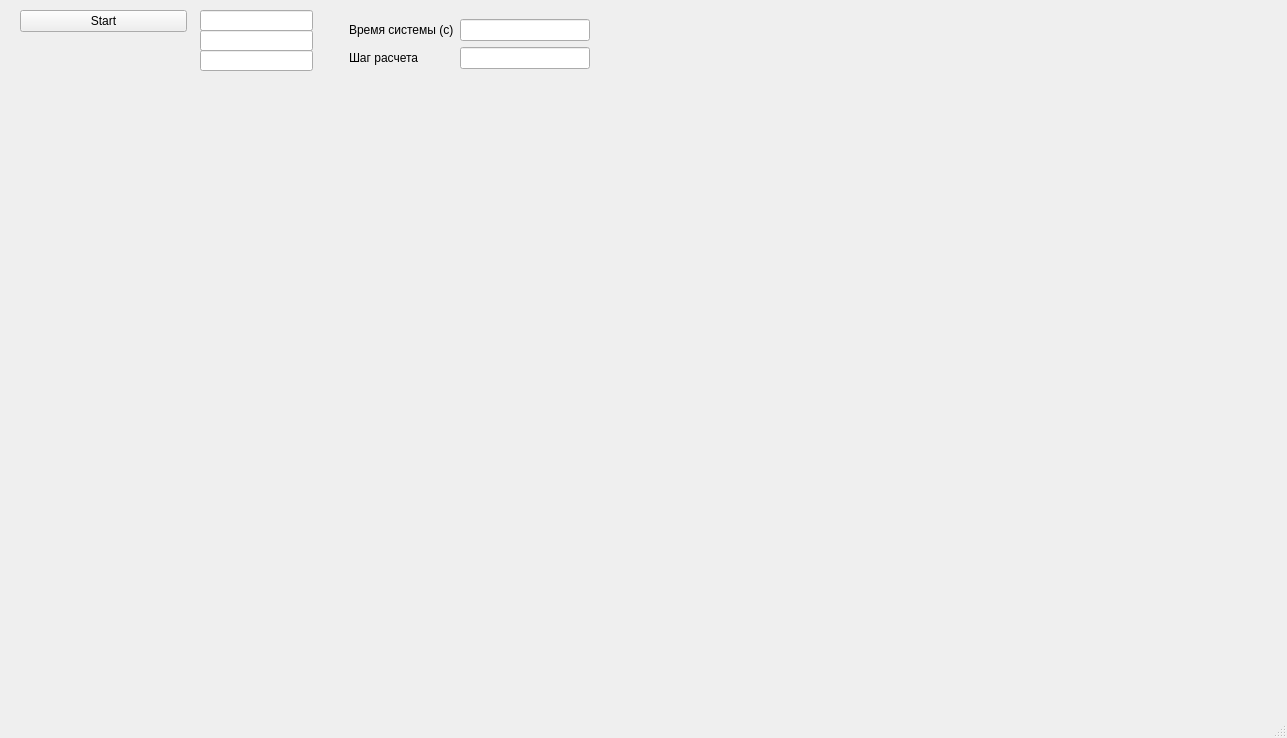
First picture: the form in mainwindow.ui, repository duyk-sdvg/starsCreatoin, before the edit.
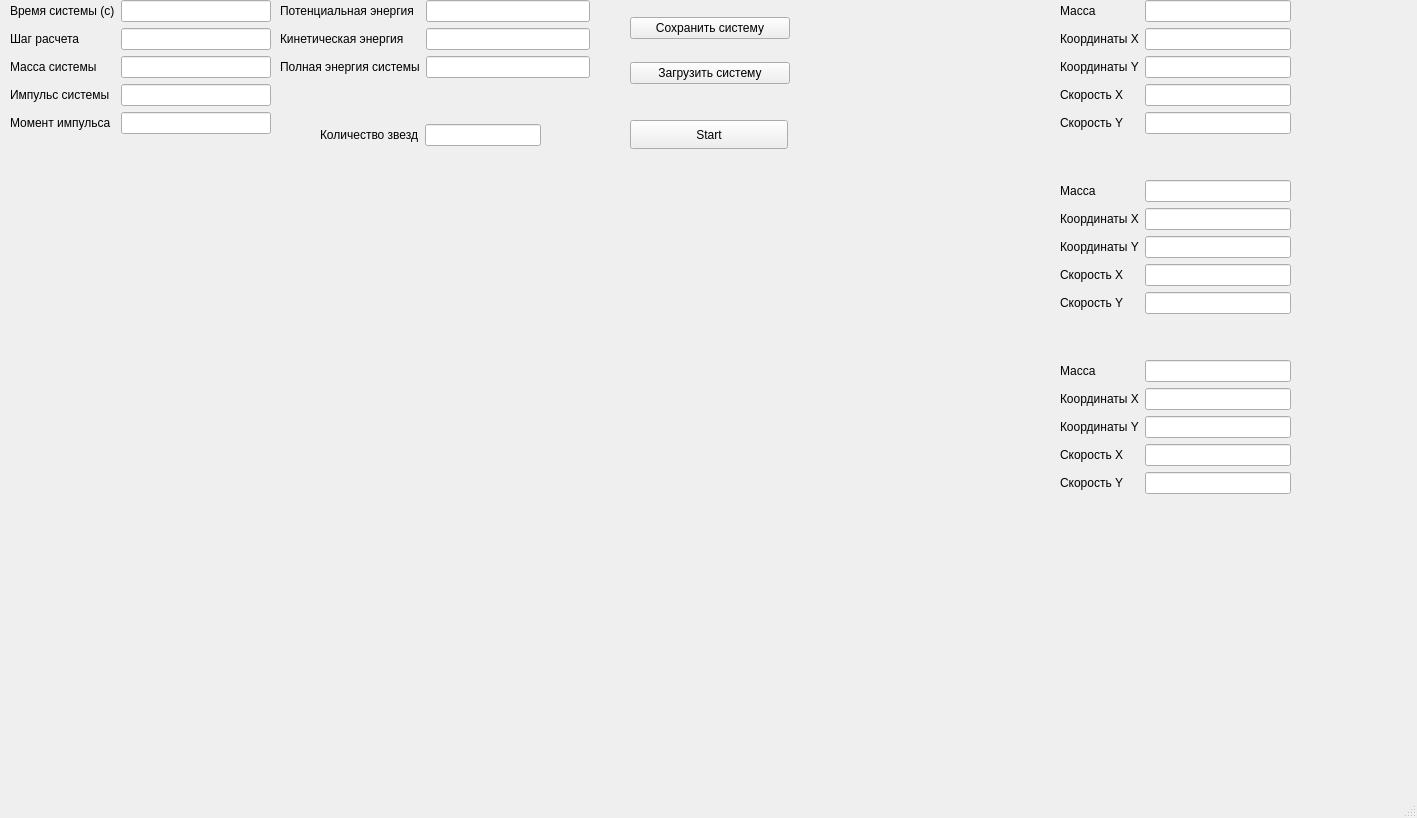
Second picture: the form after the edit.

```diff
--- a/mainwindow.ui
+++ b/mainwindow.ui
@@ -9,73 +9,24 @@
    <rect>
     <x>0</x>
     <y>0</y>
-    <width>1287</width>
-    <height>738</height>
+    <width>1417</width>
+    <height>818</height>
    </rect>
   </property>
   <property name="windowTitle">
    <string>MainWindow</string>
   </property>
   <widget class="QWidget" name="centralwidget">
-   <widget class="QPushButton" name="pushButtonStart">
-    <property name="geometry">
-     <rect>
-      <x>20</x>
-      <y>10</y>
-      <width>167</width>
-      <height>22</height>
-     </rect>
-    </property>
-    <property name="text">
-     <string>Start</string>
-    </property>
-   </widget>
-   <widget class="QLineEdit" name="lineEdit">
-    <property name="geometry">
-     <rect>
-      <x>200</x>
-      <y>10</y>
-      <width>113</width>
-      <height>21</height>
-     </rect>
-    </property>
-   </widget>
-   <widget class="QLineEdit" name="lineEdit_2">
-    <property name="geometry">
-     <rect>
-      <x>200</x>
-      <y>30</y>
-      <width>113</width>
-      <height>21</height>
-     </rect>
-    </property>
-   </widget>
-   <widget class="QLineEdit" name="lineEdit_3">
-    <property name="geometry">
-     <rect>
-      <x>200</x>
-      <y>50</y>
-      <width>113</width>
-      <height>21</height>
-     </rect>
-    </property>
-   </widget>
    <widget class="QWidget" name="formLayoutWidget">
     <property name="geometry">
      <rect>
-      <x>349</x>
-      <y>19</y>
-      <width>241</width>
-      <height>65</height>
+      <x>10</x>
+      <y>0</y>
+      <width>261</width>
+      <height>171</height>
      </rect>
     </property>
     <layout class="QFormLayout" name="formLayout">
-     <item row="0" column="1">
-      <widget class="QLineEdit" name="time_system"/>
-     </item>
-     <item row="1" column="1">
-      <widget class="QLineEdit" name="tima_calculation"/>
-     </item>
      <item row="0" column="0">
       <widget class="QLabel" name="label">
        <property name="text">
@@ -83,6 +34,9 @@
        </property>
       </widget>
      </item>
+     <item row="0" column="1">
+      <widget class="QLineEdit" name="time_system"/>
+     </item>
      <item row="1" column="0">
       <widget class="QLabel" name="label_2">
        <property name="text">
@@ -90,6 +44,328 @@
        </property>
       </widget>
      </item>
+     <item row="1" column="1">
+      <widget class="QLineEdit" name="tima_calculation"/>
+     </item>
+     <item row="2" column="0">
+      <widget class="QLabel" name="label_3">
+       <property name="text">
+        <string>Масса системы</string>
+       </property>
+      </widget>
+     </item>
+     <item row="2" column="1">
+      <widget class="QLineEdit" name="sum_mass_lineEdit"/>
+     </item>
+     <item row="3" column="0">
+      <widget class="QLabel" name="label_27">
+       <property name="text">
+        <string>Импульс системы</string>
+       </property>
+      </widget>
+     </item>
+     <item row="3" column="1">
+      <widget class="QLineEdit" name="impulse_lineEdit"/>
+     </item>
+     <item row="4" column="0">
+      <widget class="QLabel" name="label_28">
+       <property name="text">
+        <string>Момент импульса</string>
+       </property>
+      </widget>
+     </item>
+     <item row="4" column="1">
+      <widget class="QLineEdit" name="impuls_moment_lineEdit"/>
+     </item>
+    </layout>
+   </widget>
+   <widget class="QWidget" name="formLayoutWidget_2">
+    <property name="geometry">
+     <rect>
+      <x>1060</x>
+      <y>0</y>
+      <width>231</width>
+      <height>170</height>
+     </rect>
+    </property>
+    <layout class="QFormLayout" name="formLayout_2">
+     <item row="0" column="0">
+      <widget class="QLabel" name="label_4">
+       <property name="text">
+        <string>Масса</string>
+       </property>
+      </widget>
+     </item>
+     <item row="0" column="1">
+      <widget class="QLineEdit" name="obj1_mass_lineEdit"/>
+     </item>
+     <item row="1" column="0">
+      <widget class="QLabel" name="label_5">
+       <property name="text">
+        <string>Координаты X</string>
+       </property>
+      </widget>
+     </item>
+     <item row="1" column="1">
+      <widget class="QLineEdit" name="obj1_corX_lineEdit"/>
+     </item>
+     <item row="2" column="0">
+      <widget class="QLabel" name="label_7">
+       <property name="text">
+        <string>Координаты Y</string>
+       </property>
+      </widget>
+     </item>
+     <item row="2" column="1">
+      <widget class="QLineEdit" name="obj1_corY_lineEdit"/>
+     </item>
+     <item row="3" column="0">
+      <widget class="QLabel" name="label_6">
+       <property name="text">
+        <string>Скорость X</string>
+       </property>
+      </widget>
+     </item>
+     <item row="3" column="1">
+      <widget class="QLineEdit" name="obj1_speedX_lineEdit"/>
+     </item>
+     <item row="4" column="0">
+      <widget class="QLabel" name="label_24">
+       <property name="text">
+        <string>Скорость Y</string>
+       </property>
+      </widget>
+     </item>
+     <item row="4" column="1">
+      <widget class="QLineEdit" name="obj1_speedY_lineEdit"/>
+     </item>
+    </layout>
+   </widget>
+   <widget class="QWidget" name="formLayoutWidget_3">
+    <property name="geometry">
+     <rect>
+      <x>1060</x>
+      <y>180</y>
+      <width>231</width>
+      <height>170</height>
+     </rect>
+    </property>
+    <layout class="QFormLayout" name="formLayout_4">
+     <item row="0" column="0">
+      <widget class="QLabel" name="label_12">
+       <property name="text">
+        <string>Масса</string>
+       </property>
+      </widget>
+     </item>
+     <item row="1" column="0">
+      <widget class="QLabel" name="label_13">
+       <property name="text">
+        <string>Координаты X</string>
+       </property>
+      </widget>
+     </item>
+     <item row="3" column="0">
+      <widget class="QLabel" name="label_14">
+       <property name="text">
+        <string>Скорость X</string>
+       </property>
+      </widget>
+     </item>
+     <item row="0" column="1">
+      <widget class="QLineEdit" name="obj2_mass_lineEdit"/>
+     </item>
+     <item row="1" column="1">
+      <widget class="QLineEdit" name="obj2_corX_lineEdit"/>
+     </item>
+     <item row="3" column="1">
+      <widget class="QLineEdit" name="obj2_speedX_lineEdit"/>
+     </item>
+     <item row="2" column="0">
+      <widget class="QLabel" name="label_15">
+       <property name="text">
+        <string>Координаты Y</string>
+       </property>
+      </widget>
+     </item>
+     <item row="2" column="1">
+      <widget class="QLineEdit" name="obj2_corY_lineEdit"/>
+     </item>
+     <item row="4" column="1">
+      <widget class="QLineEdit" name="obj2_speedY_lineEdit"/>
+     </item>
+     <item row="4" column="0">
+      <widget class="QLabel" name="label_25">
+       <property name="text">
+        <string>Скорость Y</string>
+       </property>
+      </widget>
+     </item>
+    </layout>
+   </widget>
+   <widget class="QWidget" name="formLayoutWidget_4">
+    <property name="geometry">
+     <rect>
+      <x>1060</x>
+      <y>360</y>
+      <width>231</width>
+      <height>170</height>
+     </rect>
+    </property>
+    <layout class="QFormLayout" name="formLayout_6">
+     <item row="0" column="0">
+      <widget class="QLabel" name="label_20">
+       <property name="text">
+        <string>Масса</string>
+       </property>
+      </widget>
+     </item>
+     <item row="1" column="0">
+      <widget class="QLabel" name="label_21">
+       <property name="text">
+        <string>Координаты X</string>
+       </property>
+      </widget>
+     </item>
+     <item row="3" column="0">
+      <widget class="QLabel" name="label_22">
+       <property name="text">
+        <string>Скорость X</string>
+       </property>
+      </widget>
+     </item>
+     <item row="0" column="1">
+      <widget class="QLineEdit" name="obj3_mass_lineEdit"/>
+     </item>
+     <item row="1" column="1">
+      <widget class="QLineEdit" name="obj3_corX_lineEdit"/>
+     </item>
+     <item row="3" column="1">
+      <widget class="QLineEdit" name="obj3_speedX_lineEdit"/>
+     </item>
+     <item row="2" column="0">
+      <widget class="QLabel" name="label_23">
+       <property name="text">
+        <string>Координаты Y</string>
+       </property>
+      </widget>
+     </item>
+     <item row="2" column="1">
+      <widget class="QLineEdit" name="obj3_corY_lineEdit"/>
+     </item>
+     <item row="4" column="1">
+      <widget class="QLineEdit" name="obj3_speedY_lineEdit"/>
+     </item>
+     <item row="4" column="0">
+      <widget class="QLabel" name="label_26">
+       <property name="text">
+        <string>Скорость Y</string>
+       </property>
+      </widget>
+     </item>
+    </layout>
+   </widget>
+   <widget class="QWidget" name="verticalLayoutWidget">
+    <property name="geometry">
+     <rect>
+      <x>630</x>
+      <y>0</y>
+      <width>160</width>
+      <height>103</height>
+     </rect>
+    </property>
+    <layout class="QVBoxLayout" name="verticalLayout">
+     <item>
+      <widget class="QPushButton" name="save_Button">
+       <property name="text">
+        <string>Сохранить систему</string>
+       </property>
+      </widget>
+     </item>
+     <item>
+      <widget class="QPushButton" name="load_Button">
+       <property name="text">
+        <string>Загрузить систему</string>
+       </property>
+      </widget>
+     </item>
+    </layout>
+   </widget>
+   <widget class="QPushButton" name="pushButtonStart">
+    <property name="geometry">
+     <rect>
+      <x>630</x>
+      <y>120</y>
+      <width>158</width>
+      <height>29</height>
+     </rect>
+    </property>
+    <property name="text">
+     <string>Start</string>
+    </property>
+   </widget>
+   <widget class="QWidget" name="">
+    <property name="geometry">
+     <rect>
+      <x>320</x>
+      <y>120</y>
+      <width>221</width>
+      <height>30</height>
+     </rect>
+    </property>
+    <layout class="QHBoxLayout" name="horizontalLayout">
+     <item>
+      <widget class="QLabel" name="label_32">
+       <property name="text">
+        <string>Количество звезд</string>
+       </property>
+      </widget>
+     </item>
+     <item>
+      <widget class="QLineEdit" name="lineEdit"/>
+     </item>
+    </layout>
+   </widget>
+   <widget class="QWidget" name="">
+    <property name="geometry">
+     <rect>
+      <x>280</x>
+      <y>0</y>
+      <width>310</width>
+      <height>101</height>
+     </rect>
+    </property>
+    <layout class="QFormLayout" name="formLayout_7">
+     <item row="0" column="1">
+      <widget class="QLineEdit" name="potencial_lineEdit"/>
+     </item>
+     <item row="1" column="0">
+      <widget class="QLabel" name="label_30">
+       <property name="text">
+        <string>Кинетическая энергия</string>
+       </property>
+      </widget>
+     </item>
+     <item row="1" column="1">
+      <widget class="QLineEdit" name="kinetic_lineEdit"/>
+     </item>
+     <item row="2" column="0">
+      <widget class="QLabel" name="label_31">
+       <property name="text">
+        <string>Полная энергия системы</string>
+       </property>
+      </widget>
+     </item>
+     <item row="2" column="1">
+      <widget class="QLineEdit" name="full_energ_lineEdit"/>
+     </item>
+     <item row="0" column="0">
+      <widget class="QLabel" name="label_29">
+       <property name="text">
+        <string>Потенциальная энергия</string>
+       </property>
+      </widget>
+     </item>
     </layout>
    </widget>
   </widget>
@@ -98,7 +374,7 @@
     <rect>
      <x>0</x>
      <y>0</y>
-     <width>1287</width>
+     <width>1417</width>
      <height>25</height>
     </rect>
    </property>
```
